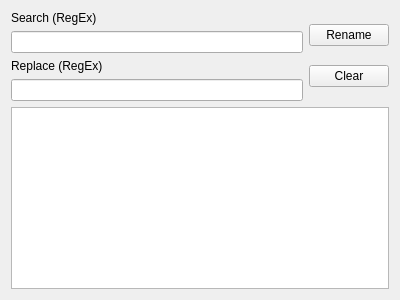
First picture: the form in mainwindow.ui, repository mr-bigbang/batch-rename-files, before the edit.
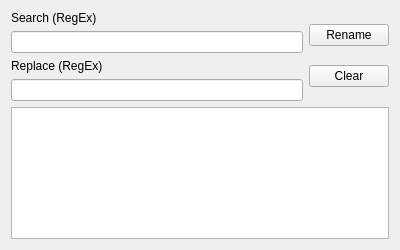
Second picture: the form after the edit.

Commit message:
Resized window and set a title
Resized the MainWindow (smaller) and changed the title text.

```diff
--- a/mainwindow.ui
+++ b/mainwindow.ui
@@ -7,7 +7,7 @@
     <x>0</x>
     <y>0</y>
     <width>400</width>
-    <height>300</height>
+    <height>250</height>
    </rect>
   </property>
   <property name="windowTitle">
```
Left out of the diff: 2 changed lines with no effect on the pictures.
